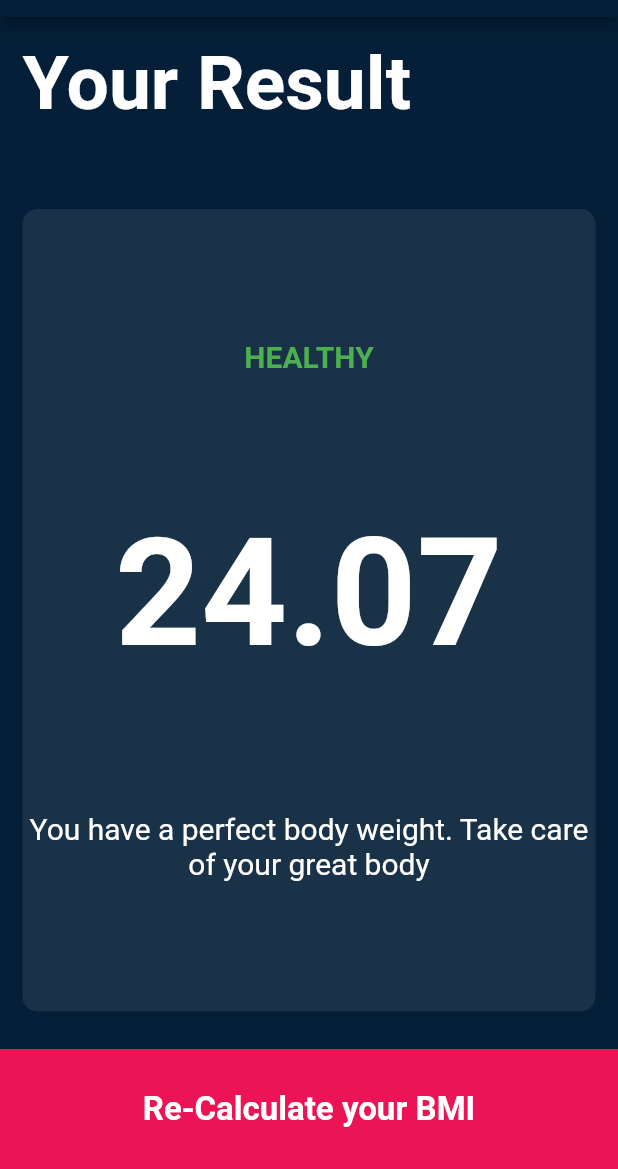
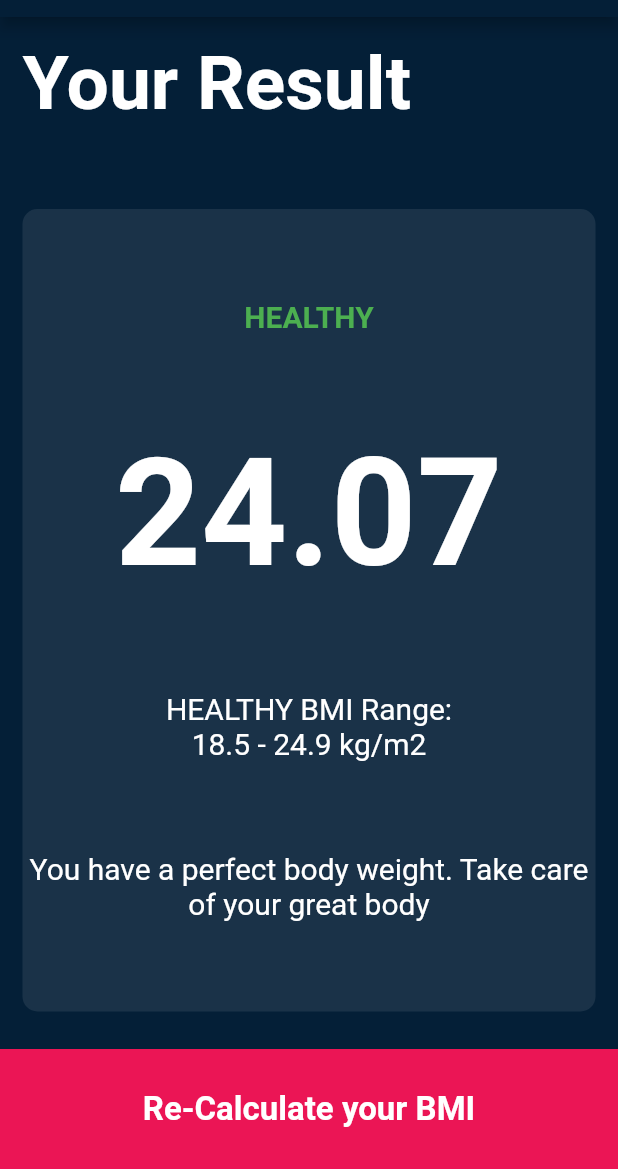
Before and after one commit to MAHMUDURRAHMANARNOB/bmi_calculator, a Flutter app: the screen it shows after launch, after a tap on "Calculate Your BMI", on a phone screen of 412 x 824 dp, the part 67-1236 px from its top. Run offline on Flutter 3.47's test engine with Material 2 defaults, Android fonts, the phone set to English and light mode, and no system bars; our stand-ins replace font_awesome_flutter.

Commit message:
text section added

```diff
--- a/lib/calculateBmi.dart
+++ b/lib/calculateBmi.dart
@@ -33,6 +33,20 @@ class CalculateBMI {
     }
   }
 
+  String getRange() {
+    if (_bmi > 24.9) {
+      return '24.9 - 29 kg/m2';
+    } else if (_bmi <= 18.4) {
+      return '0 - 18.4 kg/m2';
+    } else if (_bmi >= 18.5 && _bmi <= 24.9) {
+      return '18.5 - 24.9 kg/m2';
+    } else if (_bmi > 29) {
+      return 'Above 29 kg/m2';
+    } else {
+      return "ERROR";
+    }
+  }
+
   String getSuggestion() {
     if (_bmi > 24.9 && _bmi < 29) {
       return 'You are Over-Weight. Do some exercise and maintain a healthy diet.';
--- a/lib/screens/inputPage.dart
+++ b/lib/screens/inputPage.dart
@@ -255,6 +255,7 @@ class _InputPageState extends State<InputPage> {
                       BMI: bmi.calculateBmi(),
                       Result: bmi.getResult(),
                       Suggestion: bmi.getSuggestion(),
+                      Range: bmi.getRange(),
                     ),
                   ),
                 );
--- a/lib/screens/resultPage.dart
+++ b/lib/screens/resultPage.dart
@@ -6,12 +6,15 @@ import 'package:flutter/material.dart';
 class ResultPage extends StatelessWidget {
   final String BMI;
   final String Result;
+  final String Range;
   final String Suggestion;
-  const ResultPage(
-      {super.key,
-      required this.BMI,
-      required this.Result,
-      required this.Suggestion});
+  const ResultPage({
+    super.key,
+    required this.BMI,
+    required this.Result,
+    required this.Suggestion,
+    required this.Range,
+  });
 
   @override
   Widget build(BuildContext context) {
@@ -48,6 +51,11 @@ class ResultPage extends StatelessWidget {
                     style: kBMITextStyle,
                   ),
                   Text(
+                    '$Result BMI Range: \n$Range',
+                    textAlign: TextAlign.center,
+                    style: kBodyTextStyle,
+                  ),
+                  Text(
                     Suggestion,
                     textAlign: TextAlign.center,
                     style: kBodyTextStyle,
```
